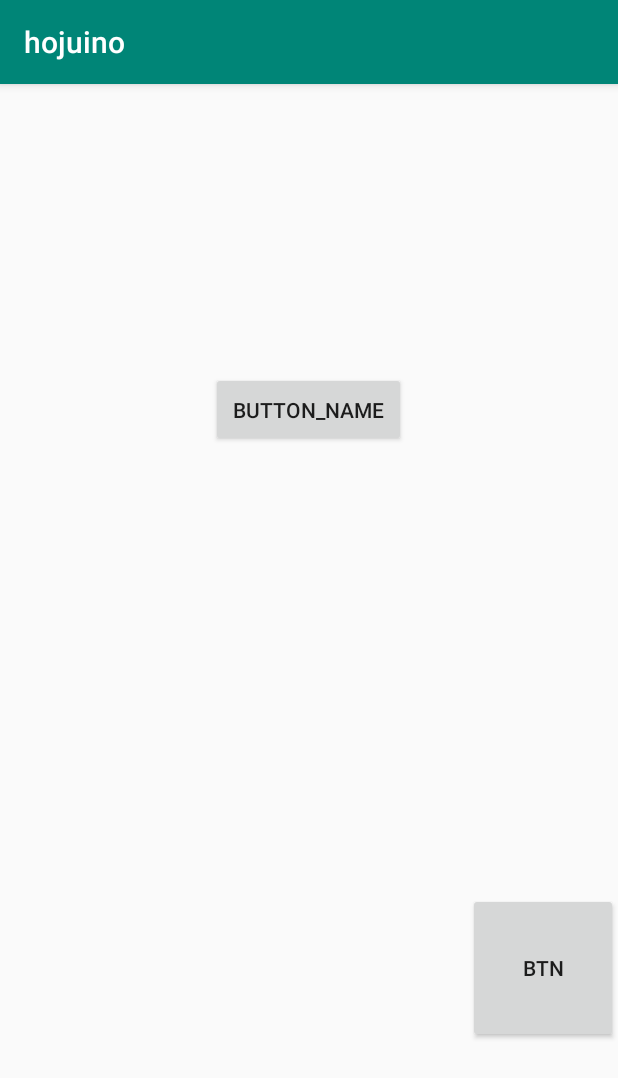
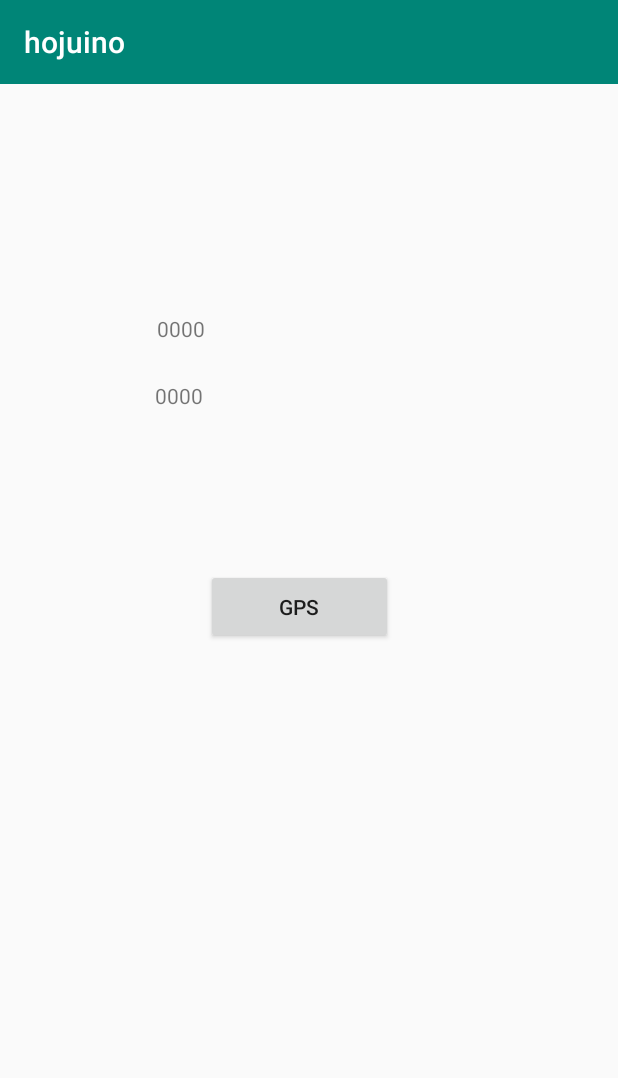
Before and after one commit to hohorim/haninum_hojuino, an Android app: the gpsActivity screen opened directly, with no data from a screen before it, on a phone screen of 412 x 824 dp. Shown: the top 1078 px of the screen. Run offline under Robolectric (Android 15) with nearby library versions, the phone set to English and light mode, and no system bars.

Commit message:
version 3.0

```diff
--- a/src/main/java/com/example/um/MainActivity.java
+++ b/src/main/java/com/example/um/MainActivity.java
@@ -23,7 +23,7 @@ public class MainActivity extends AppCompatActivity {
     Button sign_in, sign_up;
 
     char result2;
-    private static String IP_ADDRESS = "192.168.0.22";
+    private static String IP_ADDRESS = "119.206.253.41";
     private static String TAG = "phptest";
 
     @Override
--- a/src/main/java/com/example/um/gpsActivity.java
+++ b/src/main/java/com/example/um/gpsActivity.java
@@ -1,7 +1,6 @@
 package com.example.um;
 
 import android.Manifest;
-import android.app.ProgressDialog;
 import android.content.Context;
 import android.content.Intent;
 import android.content.pm.PackageManager;
@@ -11,74 +10,49 @@ import android.location.LocationManager;
 import android.os.AsyncTask;
 import android.os.Bundle;
 import android.provider.Settings;
-import android.util.Log;
 import android.view.View;
 import android.widget.Button;
+import android.widget.EditText;
 import android.widget.TextView;
 import android.widget.Toast;
 
-import androidx.annotation.Nullable;
 import androidx.appcompat.app.AppCompatActivity;
 import androidx.core.app.ActivityCompat;
 
-import java.io.BufferedReader;
+import java.io.ByteArrayOutputStream;
+import java.io.IOException;
 import java.io.InputStream;
-import java.io.InputStreamReader;
 import java.io.OutputStream;
-import java.net.HttpURLConnection;
-import java.net.URL;
+import java.net.Socket;
+import java.net.UnknownHostException;
 
-public class gpsActivity extends AppCompatActivity{
+public class gpsActivity extends AppCompatActivity {
 
     private LocationManager lm;
     private LocationListener locationListener;
+    TextView recieveText, messageText, messageText2;
+    EditText editTextAddress, editTextPort ;
+    // Button connectBtn, clearBtn;
+    Button gps_btn;
 
-
-    private static String IP_ADDRESS = "192.168.0.22";
-    private static String TAG = "phptest";
-
-
-    private TextView gps;
-    private TextView result1;
-    Button btn;
+    Socket socket = null;
 
     @Override
-    protected void onCreate(@Nullable Bundle savedInstanceState) {
+    protected void onCreate(Bundle savedInstanceState) {
         super.onCreate(savedInstanceState);
         setContentView(R.layout.gps);
-        Button buttonSetting = findViewById(R.id.gps_btn);
-        buttonSetting.setOnClickListener(new View.OnClickListener(){
-            public void onClick(View v){
-
-                Intent intent = new Intent(Settings.ACTION_LOCATION_SOURCE_SETTINGS);
-                startActivityForResult(intent,0);
-            }
-        });
-
-        gps = (TextView) findViewById(R.id.gps_text);
-        result1 = (TextView) findViewById(R.id.textView_result);
-        btn = (Button)findViewById(R.id.btn);
-
-        btn.setOnClickListener(new View.OnClickListener() {
-            @Override
-            public void onClick(View view) {
-                String text =gps.getText().toString();
-
-                InsertData task = new InsertData();
-                task.execute("http://" + IP_ADDRESS + "/cal_an.php", text);
-
-                gps.setText("");
-
-                Toast.makeText(getApplicationContext(), "보내기성공", Toast.LENGTH_SHORT).show();
-            }
-        });
-
-
-
 
         lm = (LocationManager) getSystemService(Context.LOCATION_SERVICE);
         locationListener = new MyLocationListener();
 
+        gps_btn = (Button) findViewById(R.id.gps_btn);
+        gps_btn.setOnClickListener(new View.OnClickListener() {
+            @Override
+            public void onClick(View view) {
+                Intent intent = new Intent(Settings.ACTION_LOCATION_SOURCE_SETTINGS);
+                startActivityForResult(intent, 0);
+            }
+        });
         if (ActivityCompat.checkSelfPermission(this, Manifest.permission.ACCESS_FINE_LOCATION) != PackageManager.PERMISSION_GRANTED && ActivityCompat.checkSelfPermission(this, Manifest.permission.ACCESS_COARSE_LOCATION) != PackageManager.PERMISSION_GRANTED) {
 
             return;
@@ -88,15 +62,50 @@ public class gpsActivity extends AppCompatActivity{
                 0,
                 0,
                 locationListener);
+        //앱 기본 스타일 설정
+        getSupportActionBar().setElevation(0);
+
+        //connectBtn = (Button) findViewById(R.id.buttonConnect);
+        // clearBtn = (Button) findViewById(R.id.buttonClear);
+        editTextAddress = (EditText) findViewById(R.id.addressText);
+        editTextPort = (EditText) findViewById(R.id.portText);
+        recieveText = (TextView) findViewById(R.id.textViewReciev);
+        messageText = (TextView) findViewById(R.id.messageText);
+        messageText2 = (TextView) findViewById(R.id.messageText2);
+        editTextAddress.setVisibility(View.INVISIBLE);
+        editTextPort.setVisibility(View.INVISIBLE);
+        recieveText.setVisibility(View.INVISIBLE);
+/*
+        //connect 버튼 클릭
+        connectBtn.setOnClickListener(new View.OnClickListener() {
+            @Override
+            public void onClick(View v) {
+                MyClientTask myClientTask = new MyClientTask(editTextAddress.getText().toString(), Integer.parseInt(editTextPort.getText().toString()), messageText.getText().toString(), messageText2.getText().toString());
+                myClientTask.execute();
+                //messageText.setText("");
+            }
+        });
+
+        //clear 버튼 클릭
+        clearBtn.setOnClickListener(new View.OnClickListener() {
+            @Override
+            public void onClick(View v) {
+                recieveText.setText("");
+                messageText.setText("");
+            }
+        });*/
     }
-
     private class MyLocationListener implements LocationListener
     {
+
+
         public void onLocationChanged(Location loc){
             if(loc != null) {
                 Toast.makeText(getBaseContext(),"x: " + loc.getLatitude() + "y :" + loc.getLongitude(), Toast.LENGTH_SHORT).show();
-
-                gps.setText("위도 :" + loc.getLatitude() + ", 경도 : " + loc.getLongitude());
+                MyClientTask myClientTask = new MyClientTask(editTextAddress.getText().toString(), Integer.parseInt(editTextPort.getText().toString()), messageText.getText().toString(), messageText2.getText().toString());
+                myClientTask.execute();
+                messageText.setText("" + loc.getLatitude());
+                messageText2.setText("" + loc.getLongitude());
 
 
             }
@@ -114,92 +123,78 @@ public class gpsActivity extends AppCompatActivity{
     }
 
 
-    class InsertData extends AsyncTask<String, Void, String> {
-        ProgressDialog progressDialog;
+    //
+    public class MyClientTask extends AsyncTask<Void, Void, Void> {
+        String dstAddress;
+        int dstPort;
+        String response = "";
+        String myMessage = "";
+        String myMessage2 = "";
+
+        //constructor
+        MyClientTask(String addr, int port, String message, String message2){
+            dstAddress = addr;
+            dstPort = port;
+            myMessage = message;
+            myMessage2 = message2;
+        }
+
+
 
         @Override
-        protected void onPreExecute() {
-            super.onPreExecute();
+        protected Void doInBackground(Void... para) {
 
-            progressDialog = ProgressDialog.show(gpsActivity.this, "wait", null, true, true);
+            Socket socket = null;
+            myMessage = myMessage.toString();
+            myMessage2 = myMessage2.toString();
+            try {
+                socket = new Socket(dstAddress, dstPort);
+                //송신
+                OutputStream out = socket.getOutputStream();
+                out.write(myMessage.getBytes());
+                out.write(myMessage2.getBytes());
+
+                //수신
+                ByteArrayOutputStream byteArrayOutputStream = new ByteArrayOutputStream(1024);
+                byte[] buffer = new byte[1024];
+                int bytesRead;
+                InputStream inputStream = socket.getInputStream();
+                /*
+                 * notice:
+                 * inputStream.read() will block if no data return
+                 */
+                while ((bytesRead = inputStream.read(buffer)) != -1){
+                    byteArrayOutputStream.write(buffer, 0, bytesRead);
+                    response += byteArrayOutputStream.toString("UTF-8");
+                }
+                response = "서버의 응답: " + response;
+
+            } catch (UnknownHostException e) {
+                // TODO Auto-generated catch block
+                e.printStackTrace();
+                response = "UnknownHostException: " + e.toString();
+            } catch (IOException e) {
+                // TODO Auto-generated catch block
+                e.printStackTrace();
+                response = "IOException: " + e.toString();
+            }finally{
+                if(socket != null){
+                    try {
+                        socket.close();
+                    } catch (IOException e) {
+                        // TODO Auto-generated catch block
+                        e.printStackTrace();
+                    }
+                }
+            }
+            return null;
         }
 
         @Override
-        protected void onPostExecute(String result) {
+        protected void onPostExecute(Void result) {
+            recieveText.setText(response);
             super.onPostExecute(result);
-
-            progressDialog.dismiss();
-            result1.setText(result);
-        }
-
-        @Override
-        protected String doInBackground(String... params) {
-
-            String text = (String)params[1];
-
-            String serverURL = (String)params[0];
-            String postParameters = "text= " + text;
-            Log.d("qw", text);
-
-            try{
-
-                URL url = new URL(serverURL);
-                HttpURLConnection httpURLConnection = (HttpURLConnection) url.openConnection();
-
-                httpURLConnection.setReadTimeout(5000);
-                httpURLConnection.setConnectTimeout(5000);
-                httpURLConnection.setRequestMethod("POST");
-                httpURLConnection.connect();
-
-                OutputStream OutputStream = httpURLConnection.getOutputStream();
-
-                OutputStream.write(postParameters.getBytes("UTF-8"));
-
-                OutputStream.flush();
-                OutputStream.close();
-
-                int responseStatusCode = httpURLConnection.getResponseCode();
-                Log.d(TAG, "POST response code - " + responseStatusCode);
-
-                InputStream inputStream;
-                if(responseStatusCode == HttpURLConnection.HTTP_OK) {
-                    inputStream = httpURLConnection.getInputStream();
-                }
-                else{
-                    inputStream = httpURLConnection.getErrorStream();
-                }
-
-                InputStreamReader inputStreamReader = new InputStreamReader(inputStream, "UTF-8");
-                BufferedReader bufferedReader = new BufferedReader(inputStreamReader);
-
-                StringBuilder sb = new StringBuilder();
-                String line = null;
-
-                while((line = bufferedReader.readLine()) != null){
-                    sb.append(line);
-                }
-
-                bufferedReader.close();
-                return sb.toString();
-
-
-            } catch (Exception e) {
-                Log.d(TAG, "InsertData: Error ", e);
-
-                return new String("Error: " + e.getMessage());
-            }
         }
     }
 
-
-
-
-    @Override
-    protected void onActivityResult(int requestCode, int resultCode, @Nullable Intent data) {
-        switch(requestCode) {
-            case 0:
-                break;
-        }
-        super.onActivityResult(requestCode, resultCode, data);
-    }
 }
--- a/src/main/java/com/example/um/user_signupActivity.java
+++ b/src/main/java/com/example/um/user_signupActivity.java
@@ -23,7 +23,7 @@ import java.net.URL;
 
 public class user_signupActivity extends AppCompatActivity {
 
-    private static String IP_ADDRESS = "192.168.0.22";
+    private static String IP_ADDRESS = "119.206.253.41";
     private static String TAG = "phptest";
 
     private EditText mEditTextID;
--- a/src/main/res/layout/gps.xml
+++ b/src/main/res/layout/gps.xml
@@ -1,48 +1,94 @@
 <?xml version="1.0" encoding="utf-8"?>
-<androidx.constraintlayout.widget.ConstraintLayout xmlns:android="http://schemas.android.com/apk/res/android"
-    xmlns:app="http://schemas.android.com/apk/res-auto"
+<RelativeLayout xmlns:android="http://schemas.android.com/apk/res/android"
     xmlns:tools="http://schemas.android.com/tools"
-    android:orientation="vertical"
+    android:id="@+id/activity_main"
     android:layout_width="match_parent"
-    android:layout_height="match_parent">
+    android:layout_height="match_parent"
+    tools:context="com.example.um.gpsActivity">
+
+    <TextView
+        android:layout_width="wrap_content"
+        android:layout_height="wrap_content"
+        android:textSize="16dp"
+        android:textColor="@color/colorAccent"
+        android:text="Hello World!"
+        android:id="@+id/textViewReciev" />
+
+    <EditText
+        android:layout_width="wrap_content"
+        android:layout_height="wrap_content"
+        android:inputType="textPersonName"
+        android:text="119.206.253.41"
+        android:ems="10"
+        android:layout_below="@+id/textViewReciev"
+        android:layout_centerHorizontal="true"
+
+        android:layout_marginTop="31dp"
+        android:id="@+id/addressText" />
+
+    <TextView
+        android:id="@+id/messageText"
+        android:layout_width="195dp"
+        android:layout_height="41dp"
+        android:layout_below="@+id/portText"
+        android:layout_alignStart="@+id/portText"
+        android:layout_marginStart="5dp"
+        android:layout_marginTop="9dp"
+        android:ems="10"
+        android:inputType="textPersonName"
+        android:text="0000" />
+
+    <TextView
+        android:id="@+id/messageText2"
+        android:layout_width="194dp"
+        android:layout_height="45dp"
+        android:layout_below="@+id/portText"
+        android:layout_alignStart="@+id/portText"
+        android:layout_marginStart="4dp"
+        android:layout_marginTop="54dp"
+        android:ems="10"
+        android:inputType="textPersonName"
+        android:text="0000" />
+
+    <EditText
+        android:layout_width="wrap_content"
+        android:layout_height="wrap_content"
+        android:inputType="textPersonName"
+        android:text="8888"
+        android:ems="10"
+        android:id="@+id/portText"
+        android:layout_below="@+id/addressText"
+        android:layout_alignStart="@+id/addressText" />
 
     <Button
         android:id="@+id/gps_btn"
         android:layout_width="130dp"
         android:layout_height="50dp"
-        android:text="button_name"
-        app:layout_constraintBottom_toBottomOf="parent"
-        app:layout_constraintEnd_toEndOf="parent"
-        app:layout_constraintHorizontal_bias="0.498"
-        app:layout_constraintStart_toStartOf="parent"
-        app:layout_constraintTop_toTopOf="parent"
-        app:layout_constraintVertical_bias="0.267" />
+        android:layout_below="@+id/messageText2"
+        android:layout_alignStart="@+id/messageText2"
+        android:layout_alignEnd="@+id/messageText2"
+        android:layout_marginStart="34dp"
+        android:layout_marginTop="80dp"
+        android:layout_marginEnd="35dp"
+        android:text="gps" />
+    <!--
+        <Button
+            android:text="clear"
+            android:layout_width="wrap_content"
+            android:layout_height="wrap_content"
+            android:id="@+id/buttonClear"
+            android:layout_alignBaseline="@+id/buttonConnect"
+            android:layout_alignBottom="@+id/buttonConnect"
+            android:layout_alignEnd="@+id/messageText" />
 
-    <TextView
-        android:id="@+id/gps_text"
-        android:layout_width="0dp"
-        android:layout_height="11dp"
-        app:layout_constraintBottom_toBottomOf="parent"
-        app:layout_constraintEnd_toEndOf="parent"
-        app:layout_constraintHorizontal_bias="0.498"
-        app:layout_constraintStart_toStartOf="parent"
-        app:layout_constraintTop_toBottomOf="@+id/gps_btn" />
-
-    <TextView
-        android:id="@+id/textView_result"
-        android:layout_width="match_parent"
-        android:layout_height="100dp"
-        app:layout_constraintBottom_toBottomOf="parent"
-        tools:layout_editor_absoluteX="37dp" />
-
-    <Button
-        android:id="@+id/btn"
-        android:layout_width="100dp"
-        android:layout_height="100dp"
-        android:text="btn"
-        app:layout_constraintBottom_toTopOf="@+id/textView_result"
-        app:layout_constraintEnd_toEndOf="parent"
-        app:layout_constraintTop_toBottomOf="@+id/gps_text" />
-
-
-</androidx.constraintlayout.widget.ConstraintLayout>
+        <Button
+            android:id="@+id/buttonConnect"
+            android:layout_width="wrap_content"
+            android:layout_height="wrap_content"
+            android:layout_below="@+id/messageText"
+            android:layout_alignStart="@+id/messageText"
+            android:layout_marginStart="4dp"
+            android:layout_marginTop="77dp"
+            android:text="Send" />
+        -->
+</RelativeLayout>
```
Also changed, not shown: 1 other file.
